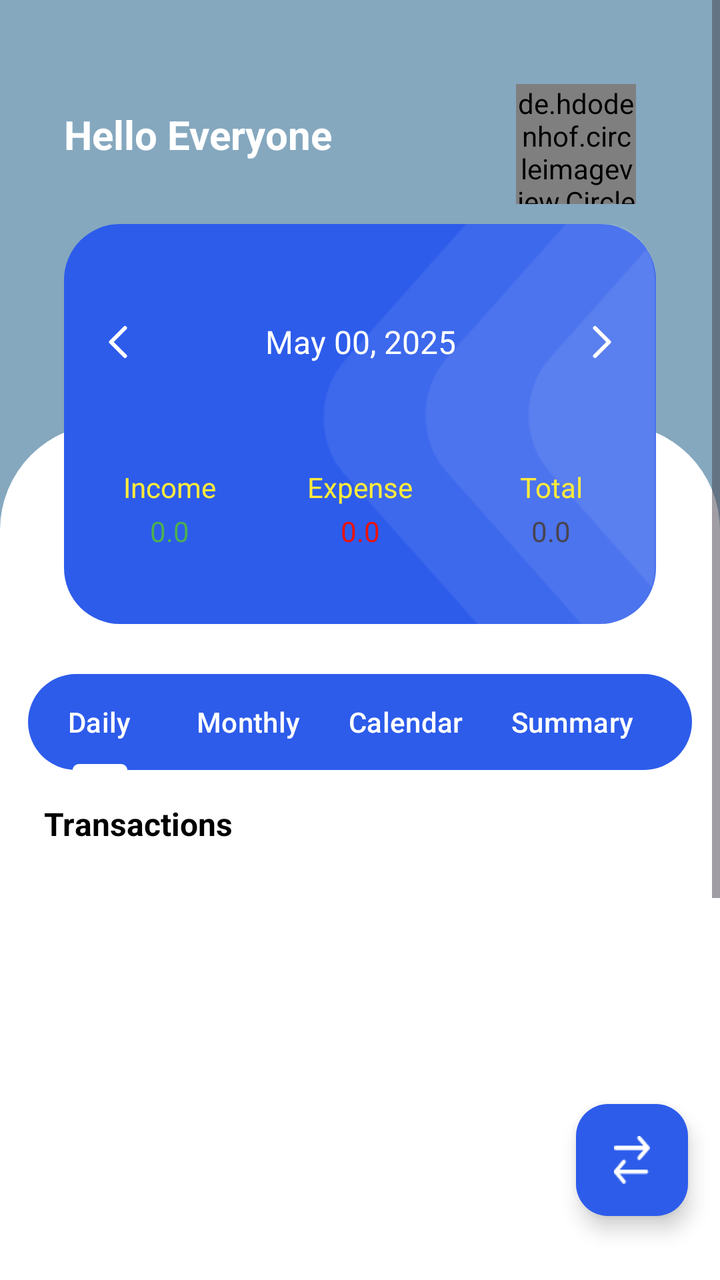
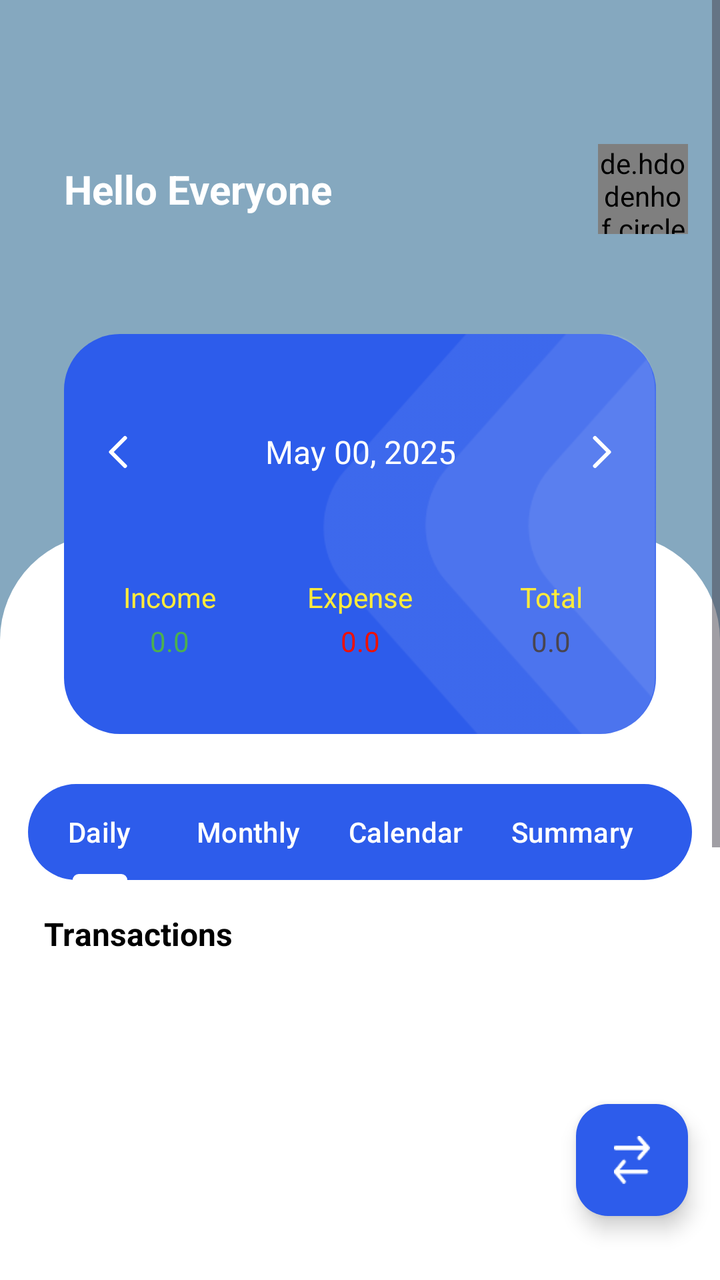

An Android layout rendered at two revisions. The XML below is the earlier revision; the diff shows what the commit changed to produce the second picture.
<!-- AndroidManifest.xml: application theme Theme.FinTrack -->
<!-- res/layout/fragment_transactions.xml -->
<?xml version="1.0" encoding="utf-8"?>
<androidx.constraintlayout.widget.ConstraintLayout xmlns:android="http://schemas.android.com/apk/res/android"
    xmlns:app="http://schemas.android.com/apk/res-auto"
    xmlns:tools="http://schemas.android.com/tools"
    android:id="@+id/main"
    android:layout_width="match_parent"
    android:layout_height="match_parent"
    android:background="#85A8BF"
    tools:context=".views.fragments.TransactionsFragment">

    <ScrollView
        android:id="@+id/scrollView2"
        android:layout_width="match_parent"
        android:layout_height="match_parent">

        <LinearLayout
            android:layout_width="match_parent"
            android:layout_height="wrap_content"
            android:orientation="vertical">

            <androidx.constraintlayout.widget.ConstraintLayout
                android:layout_width="match_parent"
                android:layout_height="match_parent">

                <TextView
                    android:id="@+id/userName"
                    android:layout_width="wrap_content"
                    android:layout_height="wrap_content"
                    android:layout_marginStart="32dp"
                    android:layout_marginTop="32dp"
                    android:text="Hello Everyone"
                    android:textColor="@color/white"
                    android:textSize="20sp"
                    android:textStyle="bold"
                    app:layout_constraintBottom_toBottomOf="parent"
                    app:layout_constraintStart_toStartOf="parent"
                    app:layout_constraintTop_toTopOf="parent" />

                <View
                    android:id="@+id/fetchImage"
                    android:layout_width="0dp"
                    android:layout_height="0dp"
                    app:layout_constraintBottom_toBottomOf="@+id/profile_image"
                    app:layout_constraintEnd_toEndOf="@+id/profile_image"
                    app:layout_constraintStart_toStartOf="@+id/profile_image"
                    app:layout_constraintTop_toTopOf="@+id/profile_image" />

                <de.hdodenhof.circleimageview.CircleImageView
                    android:id="@+id/profile_image"
                    android:layout_width="60dp"
                    android:layout_height="60dp"
                    android:layout_margin="42dp"
                    android:src="@drawable/account"
                    app:layout_constraintEnd_toEndOf="parent"
                    app:layout_constraintTop_toTopOf="parent" />

            </androidx.constraintlayout.widget.ConstraintLayout>

            <androidx.constraintlayout.widget.ConstraintLayout
                android:layout_width="match_parent"
                android:layout_height="wrap_content"
                android:layout_weight="1">

                <LinearLayout
                    android:id="@+id/linearLayout"
                    android:layout_width="match_parent"
                    android:layout_height="700dp"
                    android:layout_marginTop="110dp"
                    android:background="@drawable/white_background"
                    android:orientation="vertical"
                    app:layout_constraintEnd_toEndOf="parent"
                    app:layout_constraintStart_toStartOf="parent"
                    app:layout_constraintTop_toTopOf="parent">

                    <LinearLayout
                        android:layout_width="match_parent"
                        android:layout_height="wrap_content"
                        android:layout_marginStart="14dp"
                        android:layout_marginTop="125dp"
                        android:layout_marginEnd="14dp"
                        android:orientation="horizontal">

                        <com.google.android.material.tabs.TabLayout
                            android:id="@+id/tabLayout"
                            android:layout_width="match_parent"
                            android:layout_height="wrap_content"
                            android:background="@drawable/card_background"
                            app:tabIndicatorColor="@color/white"
                            app:tabMode="scrollable"
                            app:tabTextColor="@color/white">

                            <com.google.android.material.tabs.TabItem
                                android:layout_width="wrap_content"
                                android:layout_height="wrap_content"
                                android:text="Daily" />

                            <com.google.android.material.tabs.TabItem
                                android:layout_width="wrap_content"
                                android:layout_height="wrap_content"
                                android:text="Monthly" />

                            <com.google.android.material.tabs.TabItem
                                android:layout_width="wrap_content"
                                android:layout_height="wrap_content"
                                android:text="Calendar" />

                            <com.google.android.material.tabs.TabItem
                                android:layout_width="wrap_content"
                                android:layout_height="wrap_content"
                                android:text="Summary" />

                            <com.google.android.material.tabs.TabItem
                                android:layout_width="wrap_content"
                                android:layout_height="wrap_content"
                                android:text="Notes" />
                        </com.google.android.material.tabs.TabLayout>
                    </LinearLayout>

                    <TextView
                        android:id="@+id/textView4"
                        android:layout_width="match_parent"
                        android:layout_height="wrap_content"
                        android:layout_marginStart="22dp"
                        android:layout_marginTop="16dp"
                        android:layout_marginEnd="22dp"
                        android:text="Transactions"
                        android:textColor="@color/black"
                        android:textSize="16sp"
                        android:textStyle="bold" />

                    <androidx.recyclerview.widget.RecyclerView
                        android:id="@+id/transactionsList"
                        android:layout_width="match_parent"
                        android:layout_height="wrap_content"
                        android:layout_marginStart="22dp"
                        android:layout_marginTop="22dp"
                        android:layout_marginEnd="22dp"
                        tools:listitem="@layout/row_transaction" />



                </LinearLayout>

                <ImageView
                    android:id="@+id/emptyState"
                    android:layout_width="80dp"
                    android:layout_height="80dp"
                    android:alpha="0.4"
                    android:visibility="gone"
                    app:layout_constraintBottom_toBottomOf="parent"
                    app:layout_constraintEnd_toEndOf="parent"
                    app:layout_constraintStart_toStartOf="parent"
                    app:layout_constraintTop_toBottomOf="@+id/constraintLayout"
                    app:srcCompat="@drawable/empty_state" />

                <androidx.constraintlayout.widget.ConstraintLayout
                    android:id="@+id/constraintLayout"
                    android:layout_width="match_parent"
                    android:layout_height="200dp"
                    android:layout_marginStart="32dp"
                    android:layout_marginEnd="32dp"
                    android:background="@drawable/card_background"
                    app:layout_constraintBottom_toTopOf="@+id/linearLayout"
                    app:layout_constraintEnd_toEndOf="parent"
                    app:layout_constraintStart_toStartOf="parent"
                    app:layout_constraintTop_toTopOf="@+id/linearLayout">

                    <ImageView
                        android:id="@+id/imageView4"
                        android:layout_width="wrap_content"
                        android:layout_height="wrap_content"
                        android:scaleType="fitXY"
                        android:src="@drawable/white_circle"
                        app:layout_constraintBottom_toBottomOf="parent"
                        app:layout_constraintEnd_toEndOf="parent"
                        app:layout_constraintTop_toTopOf="parent" />

                    <LinearLayout
                        android:id="@+id/linearLayout2"
                        android:layout_width="match_parent"
                        android:layout_height="wrap_content"
                        android:layout_marginTop="32dp"
                        android:gravity="center"
                        android:orientation="horizontal"
                        android:padding="15dp"
                        app:layout_constraintEnd_toEndOf="parent"
                        app:layout_constraintStart_toStartOf="parent"
                        app:layout_constraintTop_toTopOf="parent">

                        <ImageView
                            android:id="@+id/previousDateBtn"
                            android:layout_width="wrap_content"
                            android:layout_height="wrap_content"
                            app:srcCompat="@drawable/ic_chevron" />

                        <TextView
                            android:id="@+id/currentDate"
                            android:layout_width="wrap_content"
                            android:layout_height="wrap_content"
                            android:layout_weight="1"
                            android:gravity="center"
                            android:text="May 00, 2025"
                            android:textColor="@color/white"
                            android:textSize="16sp" />

                        <ImageView
                            android:id="@+id/nextDateBtn"
                            android:layout_width="wrap_content"
                            android:layout_height="wrap_content"
                            android:rotation="180"
                            app:srcCompat="@drawable/ic_chevron" />

                    </LinearLayout>

                    <LinearLayout
                        android:layout_width="match_parent"
                        android:layout_height="wrap_content"
                        android:layout_marginBottom="32dp"
                        android:orientation="horizontal"
                        android:padding="5dp"
                        app:layout_constraintBottom_toBottomOf="parent"
                        app:layout_constraintEnd_toEndOf="parent"
                        app:layout_constraintStart_toStartOf="parent">

                        <LinearLayout
                            android:layout_width="match_parent"
                            android:layout_height="match_parent"
                            android:layout_weight="1"
                            android:gravity="center"
                            android:orientation="vertical">

                            <TextView
                                android:id="@+id/textView8"
                                android:layout_width="match_parent"
                                android:layout_height="wrap_content"
                                android:gravity="center"
                                android:text="Income"
                                android:textColor="#FFEB3B" />

                            <TextView
                                android:id="@+id/incomeLbl"
                                android:layout_width="match_parent"
                                android:layout_height="wrap_content"
                                android:layout_marginTop="3dp"
                                android:gravity="center"
                                android:text="0.0"
                                android:textColor="#4CAF50" />
                        </LinearLayout>

                        <LinearLayout
                            android:layout_width="match_parent"
                            android:layout_height="match_parent"
                            android:layout_weight="1"
                            android:gravity="center"
                            android:orientation="vertical">

                            <TextView
                                android:id="@+id/textView6"
                                android:layout_width="match_parent"
                                android:layout_height="wrap_content"
                                android:gravity="center"
                                android:text="Expense"
                                android:textColor="#FFEB3B" />

                            <TextView
                                android:id="@+id/expenseLbl"
                                android:layout_width="match_parent"
                                android:layout_height="wrap_content"
                                android:layout_marginTop="3dp"
                                android:gravity="center"
                                android:text="0.0"
                                android:textColor="#EF1000" />
                        </LinearLayout>

                        <LinearLayout
                            android:layout_width="match_parent"
                            android:layout_height="match_parent"
                            android:layout_weight="1"
                            android:gravity="center"
                            android:orientation="vertical">

                            <TextView
                                android:id="@+id/textView3"
                                android:layout_width="match_parent"
                                android:layout_height="wrap_content"
                                android:gravity="center"
                                android:text="Total"
                                android:textColor="#FFEB3B" />

                            <TextView
                                android:id="@+id/totalLbl"
                                android:layout_width="match_parent"
                                android:layout_height="wrap_content"
                                android:layout_marginTop="3dp"
                                android:gravity="center"
                                android:text="0.0" />
                        </LinearLayout>

                    </LinearLayout>


                </androidx.constraintlayout.widget.ConstraintLayout>


            </androidx.constraintlayout.widget.ConstraintLayout>


        </LinearLayout>
    </ScrollView>

    <com.google.android.material.floatingactionbutton.FloatingActionButton
        android:id="@+id/floatingActionButton"
        android:layout_width="wrap_content"
        android:layout_height="wrap_content"
        android:layout_marginEnd="16dp"
        android:layout_marginBottom="32dp"
        android:clickable="true"
        app:backgroundTint="@color/blue"
        app:layout_constraintBottom_toBottomOf="parent"
        app:layout_constraintEnd_toEndOf="parent"
        app:srcCompat="@drawable/float_icon"
        app:tint="@color/white" />
</androidx.constraintlayout.widget.ConstraintLayout>
<!-- res/layout/row_transaction.xml (included above) -->
<?xml version="1.0" encoding="utf-8"?>
<androidx.constraintlayout.widget.ConstraintLayout xmlns:android="http://schemas.android.com/apk/res/android"
    xmlns:app="http://schemas.android.com/apk/res-auto"
    android:layout_width="match_parent"
    android:layout_height="wrap_content">

    <ImageView
        android:id="@+id/categoryIcon"
        android:layout_width="42dp"
        android:layout_height="42dp"
        android:layout_marginStart="8dp"
        android:background="@drawable/category_bg"
        android:padding="10dp"
        app:tint="@color/white"
        app:layout_constraintBottom_toBottomOf="@+id/linearLayout3"
        app:layout_constraintStart_toStartOf="parent"
        app:layout_constraintTop_toTopOf="@+id/linearLayout3"
        app:srcCompat="@drawable/ic_investment" />

    <LinearLayout
        android:id="@+id/linearLayout3"
        android:layout_width="0dp"
        android:layout_height="wrap_content"
        android:layout_marginStart="8dp"
        android:layout_marginTop="8dp"
        android:orientation="vertical"
        app:layout_constraintStart_toEndOf="@+id/categoryIcon"
        app:layout_constraintTop_toTopOf="parent">

        <TextView
            android:id="@+id/transactionCategory"
            android:layout_width="match_parent"
            android:layout_height="wrap_content"
            android:text="Business"
            android:textColor="@color/black"
            android:textStyle="bold" />

        <LinearLayout
            android:layout_width="match_parent"
            android:layout_height="wrap_content"
            android:layout_marginTop="5dp"
            android:gravity="center"
            android:orientation="horizontal">

            <TextView
                android:id="@+id/accountLbl"
                android:layout_width="wrap_content"
                android:layout_height="wrap_content"
                android:layout_weight="1"
                android:background="@drawable/accounts_bg"
                android:paddingLeft="5dp"
                android:paddingTop="2dp"
                android:paddingRight="5dp"
                android:paddingBottom="2dp"
                android:text="Cash"
                android:textColor="#A8A8A8" />

            <TextView
                android:id="@+id/transactionDate"
                android:layout_width="wrap_content"
                android:layout_height="wrap_content"
                android:layout_marginLeft="5dp"
                android:layout_weight="1"
                android:gravity="center"
                android:text="00 May, 2025"
                android:textColor="#9E9E9E"
                android:textSize="12sp" />
        </LinearLayout>
    </LinearLayout>

    <TextView
        android:id="@+id/transactionAmount"
        android:layout_width="wrap_content"
        android:layout_height="wrap_content"
        android:layout_marginEnd="8dp"
        android:text="0000"
        android:textStyle="bold"
        app:layout_constraintBottom_toBottomOf="@+id/linearLayout3"
        app:layout_constraintEnd_toEndOf="parent"
        app:layout_constraintTop_toTopOf="@+id/linearLayout3" />
</androidx.constraintlayout.widget.ConstraintLayout>
<!-- resources referenced by this layout -->
<resources>
  <color name="black">#FF000000</color>
  <color name="blue">#2D5CEB</color>
  <color name="white">#FFFFFFFF</color>
  <!-- drawable account: png bitmap (drawable, 16459 bytes) -->
  <!-- drawable accounts_bg (drawable) -->
  <?xml version="1.0" encoding="utf-8"?>
  <shape xmlns:android="http://schemas.android.com/apk/res/android">
  <solid android:color="@color/white"/>
      <corners android:radius="3dp"/>
  </shape>
  <!-- drawable card_background (drawable) -->
  <?xml version="1.0" encoding="utf-8"?>
  <selector xmlns:android="http://schemas.android.com/apk/res/android">
  <item>
  <shape android:shape="rectangle">
      <solid android:color="#2D5CEB"/>
      <corners android:radius="28dp"/>
  </shape>
  </item>
  </selector>
  <!-- drawable category_bg (drawable) -->
  <?xml version="1.0" encoding="utf-8"?>
  <shape android:shape="oval" xmlns:android="http://schemas.android.com/apk/res/android">
  <solid android:color="#4CAF50"/>
  </shape>
  <!-- drawable empty_state: png bitmap (drawable, 11412 bytes) -->
  <!-- drawable float_icon: png bitmap (drawable, 622 bytes) -->
  <!-- drawable ic_chevron (drawable) -->
  <vector android:height="24dp" android:viewportHeight="24"
      android:viewportWidth="24" android:width="24dp" xmlns:android="http://schemas.android.com/apk/res/android">
      <path android:fillColor="#00000000"
          android:pathData="M15.5,5l-7,7l7,7"
          android:strokeColor="#fff" android:strokeLineCap="round"
          android:strokeLineJoin="round" android:strokeWidth="2"/>
  </vector>
  <!-- drawable ic_investment: png bitmap (drawable, 2342 bytes) -->
  <!-- drawable white_background (drawable) -->
  <?xml version="1.0" encoding="utf-8"?>
  <selector xmlns:android="http://schemas.android.com/apk/res/android">
  <item>
      <shape android:shape="rectangle">
          <solid android:color="@color/white"/>
          <corners android:topRightRadius="53dp"
              android:topLeftRadius="53dp"/>
      </shape>
  </item>
  </selector>
  <!-- drawable white_circle: png bitmap (drawable, 7698 bytes) -->
  <style name="Theme.FinTrack" parent="Base.Theme.FinTrack" />
  <style name="Base.Theme.FinTrack" parent="Theme.Material3.DayNight.NoActionBar">
          
          <item name="colorPrimary">@color/dWhite</item> --&gt;
      </style>
  <color name="dWhite">#85A8BF</color>
</resources>

<!-- the commit's change to res/layout/fragment_transactions.xml (unified diff, before → after) -->
@@ -27,7 +27,7 @@
                     android:layout_width="wrap_content"
                     android:layout_height="wrap_content"
                     android:layout_marginStart="32dp"
-                    android:layout_marginTop="32dp"
+                    android:layout_marginTop="72dp"
                     android:text="Hello Everyone"
                     android:textColor="@color/white"
                     android:textSize="20sp"
@@ -47,9 +47,10 @@
 
                 <de.hdodenhof.circleimageview.CircleImageView
                     android:id="@+id/profile_image"
-                    android:layout_width="60dp"
-                    android:layout_height="60dp"
-                    android:layout_margin="42dp"
+                    android:layout_width="45dp"
+                    android:layout_height="45dp"
+                    android:layout_marginTop="72dp"
+                    android:layout_marginEnd="16dp"
                     android:src="@drawable/account"
                     app:layout_constraintEnd_toEndOf="parent"
                     app:layout_constraintTop_toTopOf="parent" />
@@ -65,7 +66,7 @@
                     android:id="@+id/linearLayout"
                     android:layout_width="match_parent"
                     android:layout_height="700dp"
-                    android:layout_marginTop="110dp"
+                    android:layout_marginTop="150dp"
                     android:background="@drawable/white_background"
                     android:orientation="vertical"
                     app:layout_constraintEnd_toEndOf="parent"
<!-- resource entries referenced after the edit -->
@@ -51,8 +51,7 @@
   <style name="Theme.FinTrack" parent="Base.Theme.FinTrack" />
   <style name="Base.Theme.FinTrack" parent="Theme.Material3.DayNight.NoActionBar">
           
-          <item name="colorPrimary">@color/dWhite</item> --&gt;
+          <item name="colorPrimary">@color/white</item> --&gt;
       </style>
-  <color name="dWhite">#85A8BF</color>
 </resources>
 
